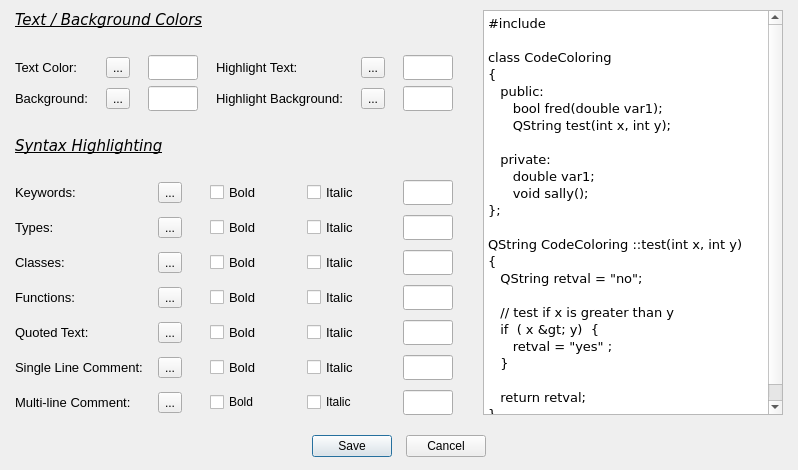
First picture: the form in forms/dialog_colors.ui, repository copperspice/diamond, before the edit.
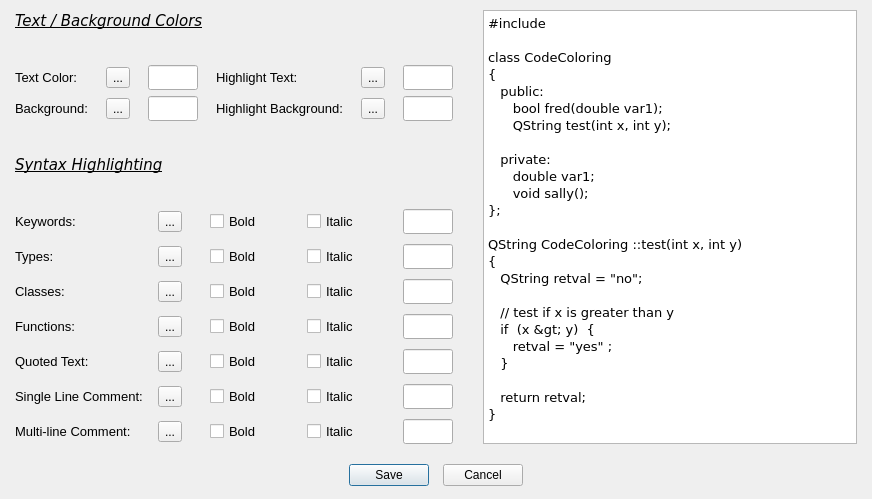
Second picture: the form after the edit.

Commit message: Improve user interface dialogs

Diff of the .ui file:
```diff
--- a/forms/dialog_colors.ui
+++ b/forms/dialog_colors.ui
@@ -9,8 +9,8 @@
    <rect>
     <x>0</x>
     <y>0</y>
-    <width>797</width>
-    <height>470</height>
+    <width>872</width>
+    <height>499</height>
    </rect>
   </property>
   <property name="windowTitle">
@@ -61,17 +61,17 @@
       </font>
      </property>
      <property name="plainText">
-      <string>#include &lt;QString&gt;
+      <string>&#35;include &lt;QString&gt;
 
-class CodeColoring 
+class CodeColoring
 {
    public:
       bool fred(double var1);
       QString test(int x, int y);	
-      
+
    private:
       double var1;	
-      void sally();  
+      void sally();
 };
 
 QString CodeColoring ::test(int x, int y)
@@ -79,9 +79,9 @@
    QString retval = &quot;no&quot;;	
 
    // test if x is greater than y
-   if  ( x &gt; y)  {
-      retval = &quot;yes&quot; ; 
-   }    
+   if  (x &gt; y)  {
+      retval = &quot;yes&quot; ;
+   }
 
    return retval;	
 }</string>
@@ -692,6 +692,11 @@
      </item>
      <item row="7" column="3">
       <widget class="QCheckBox" name="mline_Bold_CB">
+       <property name="font">
+        <font>
+         <pointsize>10</pointsize>
+        </font>
+       </property>
        <property name="text">
         <string>Bold</string>
        </property>
@@ -699,6 +704,11 @@
      </item>
      <item row="7" column="4">
       <widget class="QCheckBox" name="mline_Italic_CB">
+       <property name="font">
+        <font>
+         <pointsize>10</pointsize>
+        </font>
+       </property>
        <property name="text">
         <string>Italic</string>
        </property>
```
The commit also changes 1 other file.
